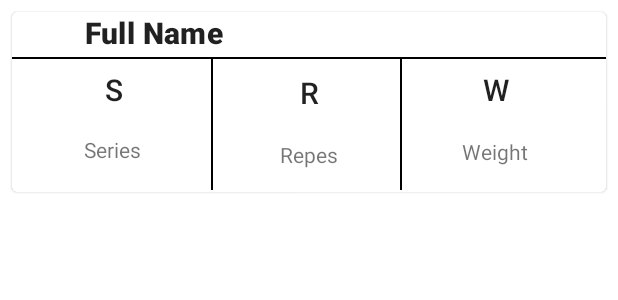
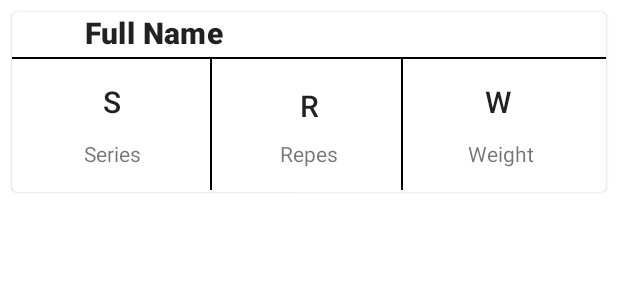
Before and after one commit to locovoi2/App, an Android app: the layout list_exercise_element.xml on its own in the app's theme, with its tools: preview values and no code run, on a phone screen of 412 x 824 dp. Shown: the top 300 px of the screen. Run offline under Robolectric (Android 15) with nearby library versions, the light colour scheme and no system bars.

Commit message:
Layout de los ejercicios actualizado

```diff
--- a/app/src/main/res/layout/list_exercise_element.xml
+++ b/app/src/main/res/layout/list_exercise_element.xml
@@ -29,13 +29,13 @@
             android:id="@+id/listElementSeries"
             android:layout_width="wrap_content"
             android:layout_height="wrap_content"
-            android:layout_marginTop="8dp"
+            android:layout_marginTop="16dp"
             android:layout_marginEnd="60dp"
             android:gravity="center|center_horizontal|center_vertical"
             android:text="S"
             android:textAppearance="?attr/textAppearanceHeadline6"
             app:layout_constraintEnd_toStartOf="@+id/listElementRepes"
-            app:layout_constraintHorizontal_bias="0.516"
+            app:layout_constraintHorizontal_bias="0.508"
             app:layout_constraintStart_toStartOf="parent"
             app:layout_constraintTop_toBottomOf="@+id/listElementExerciseName" />
 
@@ -43,27 +43,26 @@
             android:id="@+id/listElementRepes"
             android:layout_width="wrap_content"
             android:layout_height="wrap_content"
+            android:layout_marginBottom="44dp"
             android:gravity="center|center_horizontal|center_vertical"
-
             android:text="R"
             android:textAppearance="?attr/textAppearanceHeadline6"
             app:layout_constraintBottom_toBottomOf="parent"
             app:layout_constraintEnd_toEndOf="parent"
-            app:layout_constraintStart_toStartOf="parent"
-            app:layout_constraintTop_toTopOf="@+id/listElementExerciseName"
-            app:layout_constraintVertical_bias="0.43" />
+
+            app:layout_constraintStart_toStartOf="parent" />
 
         <TextView
             android:id="@+id/listElementWeight"
             android:layout_width="wrap_content"
             android:layout_height="wrap_content"
             android:layout_marginStart="60dp"
-            android:layout_marginTop="8dp"
+            android:layout_marginTop="16dp"
             android:gravity="center"
             android:text="W"
             android:textAppearance="?attr/textAppearanceHeadline6"
             app:layout_constraintEnd_toEndOf="parent"
-            app:layout_constraintHorizontal_bias="0.433"
+            app:layout_constraintHorizontal_bias="0.442"
             app:layout_constraintStart_toEndOf="@+id/listElementRepes"
             app:layout_constraintTop_toBottomOf="@+id/listElementExerciseName" />
 
@@ -102,35 +101,30 @@
             android:layout_width="wrap_content"
             android:layout_height="wrap_content"
             android:layout_marginStart="48dp"
+            android:layout_marginBottom="16dp"
             android:text="Series"
             app:layout_constraintBottom_toBottomOf="parent"
-            app:layout_constraintStart_toStartOf="parent"
-            app:layout_constraintTop_toBottomOf="@+id/listElementSeries"
-            app:layout_constraintVertical_bias="0.47" />
+            app:layout_constraintStart_toStartOf="parent" />
 
         <TextView
             android:id="@+id/num_repes"
             android:layout_width="wrap_content"
             android:layout_height="wrap_content"
-            android:layout_marginTop="16dp"
+            android:layout_marginBottom="16dp"
             android:text="Repes"
             app:layout_constraintBottom_toBottomOf="parent"
             app:layout_constraintEnd_toEndOf="parent"
-            app:layout_constraintStart_toStartOf="parent"
-            app:layout_constraintTop_toBottomOf="@+id/listElementRepes"
-            app:layout_constraintVertical_bias="0.111" />
+            app:layout_constraintStart_toStartOf="parent" />
 
         <TextView
             android:id="@+id/num_weight"
             android:layout_width="wrap_content"
             android:layout_height="wrap_content"
-            android:layout_marginTop="16dp"
-            android:layout_marginEnd="52dp"
+            android:layout_marginEnd="48dp"
+            android:layout_marginBottom="16dp"
             android:text="Weight"
             app:layout_constraintBottom_toBottomOf="parent"
-            app:layout_constraintEnd_toEndOf="parent"
-            app:layout_constraintTop_toBottomOf="@+id/listElementWeight"
-            app:layout_constraintVertical_bias="0.111" />
+            app:layout_constraintEnd_toEndOf="parent" />
 
 
         <!--        &lt;!&ndash; Buttons &ndash;&gt;-->
```
